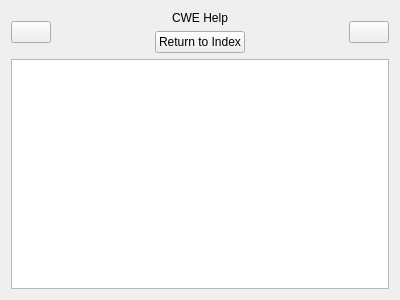
Above: cwe_guiWidgets/cwe_help.ui from NHERI-SimCenter/CWE-Simulation-Tool before the change. Below: the same form after it.
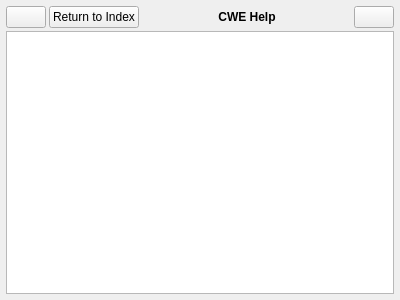
That is the form after the change. Icons and pictures are not drawn.

Commit message: adjusting layout for help page

Patch:
```diff
--- a/cwe_guiWidgets/cwe_help.ui
+++ b/cwe_guiWidgets/cwe_help.ui
@@ -55,10 +55,31 @@
    <string>Form</string>
   </property>
   <layout class="QVBoxLayout" name="verticalLayout_2">
+   <property name="spacing">
+    <number>3</number>
+   </property>
+   <property name="leftMargin">
+    <number>6</number>
+   </property>
+   <property name="topMargin">
+    <number>6</number>
+   </property>
+   <property name="rightMargin">
+    <number>6</number>
+   </property>
+   <property name="bottomMargin">
+    <number>6</number>
+   </property>
    <item>
     <layout class="QHBoxLayout" name="horizontalLayout">
      <item>
       <widget class="QPushButton" name="btn_back">
+       <property name="sizePolicy">
+        <sizepolicy hsizetype="Minimum" vsizetype="Fixed">
+         <horstretch>0</horstretch>
+         <verstretch>0</verstretch>
+        </sizepolicy>
+       </property>
        <property name="text">
         <string/>
        </property>
@@ -68,6 +89,19 @@
        </property>
       </widget>
      </item>
+     <item>
+      <widget class="QPushButton" name="btn_index">
+       <property name="sizePolicy">
+        <sizepolicy hsizetype="Minimum" vsizetype="Fixed">
+         <horstretch>0</horstretch>
+         <verstretch>0</verstretch>
+        </sizepolicy>
+       </property>
+       <property name="text">
+        <string>Return to Index</string>
+       </property>
+      </widget>
+     </item>
      <item>
       <spacer name="horizontalSpacer_2">
        <property name="orientation">
@@ -86,11 +120,17 @@
        <item>
         <widget class="QLabel" name="head_label">
          <property name="sizePolicy">
-          <sizepolicy hsizetype="Preferred" vsizetype="Preferred">
+          <sizepolicy hsizetype="Minimum" vsizetype="Preferred">
            <horstretch>0</horstretch>
            <verstretch>0</verstretch>
           </sizepolicy>
          </property>
+         <property name="font">
+          <font>
+           <weight>75</weight>
+           <bold>true</bold>
+          </font>
+         </property>
          <property name="text">
           <string>CWE Help</string>
          </property>
@@ -99,13 +139,6 @@
          </property>
         </widget>
        </item>
-       <item>
-        <widget class="QPushButton" name="btn_index">
-         <property name="text">
-          <string>Return to Index</string>
-         </property>
-        </widget>
-       </item>
       </layout>
      </item>
      <item>
@@ -115,7 +148,7 @@
        </property>
        <property name="sizeHint" stdset="0">
         <size>
-         <width>40</width>
+         <width>60</width>
          <height>20</height>
         </size>
        </property>
@@ -123,6 +156,12 @@
      </item>
      <item>
       <widget class="QPushButton" name="btn_forward">
+       <property name="sizePolicy">
+        <sizepolicy hsizetype="Minimum" vsizetype="Fixed">
+         <horstretch>0</horstretch>
+         <verstretch>0</verstretch>
+        </sizepolicy>
+       </property>
        <property name="text">
         <string/>
        </property>
```
